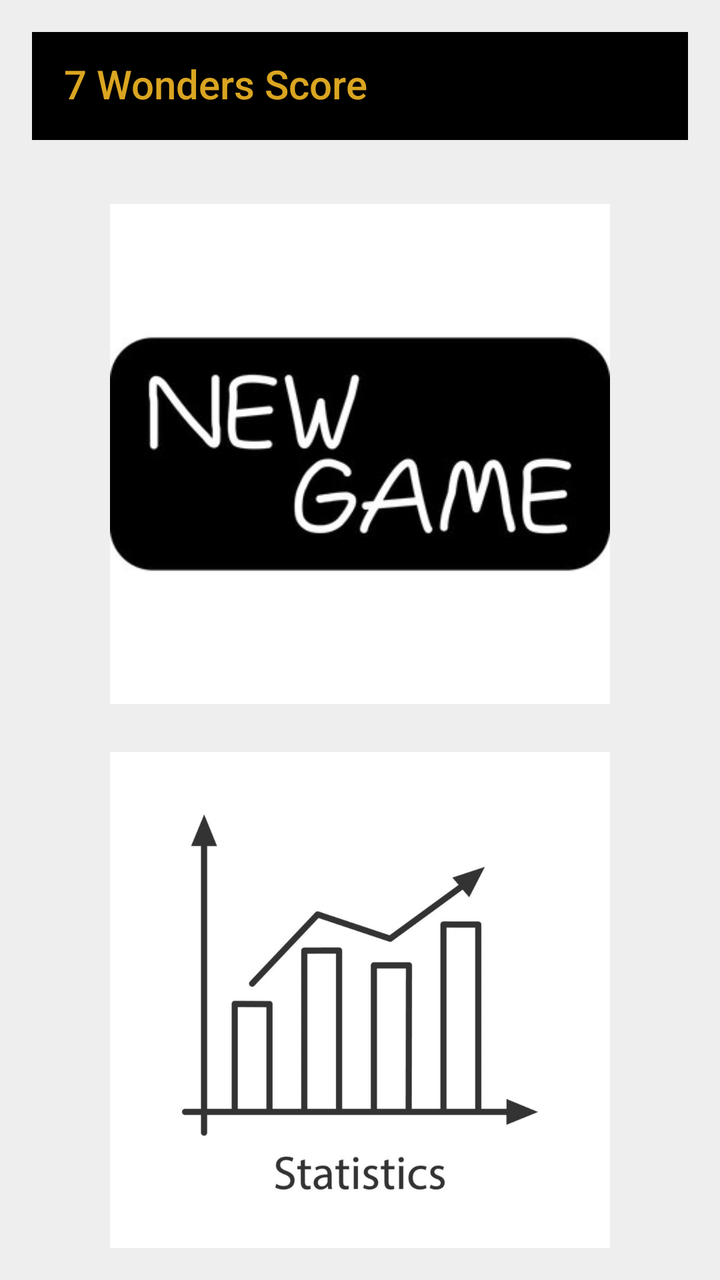
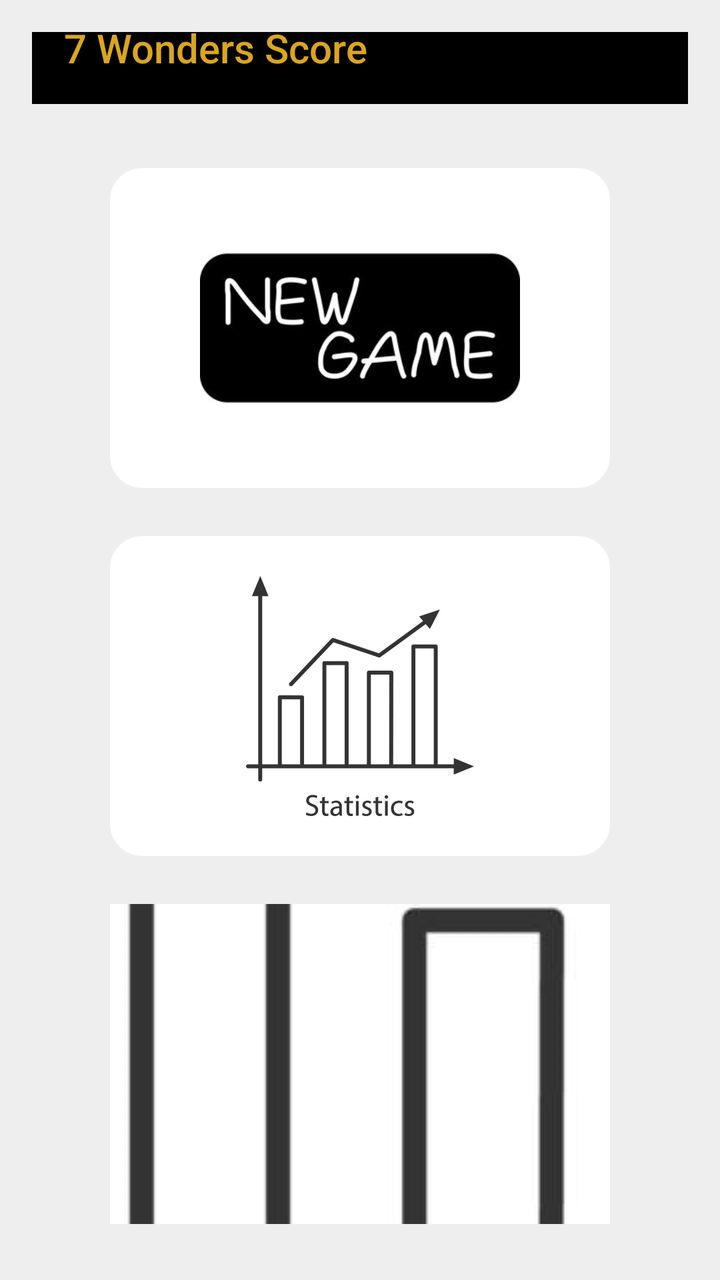

The first picture is an Android layout as it rendered before a commit; the second is the same layout after the commit. The layout source and the unified diff follow.
<!-- AndroidManifest.xml: application theme Theme.SevenWondersScore -->
<!-- res/layout/activity_game_menu.xml -->
<?xml version="1.0" encoding="utf-8"?>
<LinearLayout xmlns:android="http://schemas.android.com/apk/res/android"
    xmlns:app="http://schemas.android.com/apk/res-auto"
    android:orientation="vertical"
    android:gravity="center"
    android:layout_width="match_parent"
    android:layout_height="match_parent"
    android:padding="16dp"
    android:background="#EEEEEE">

    <androidx.appcompat.widget.Toolbar
        android:id="@+id/toolbar"
        android:layout_width="match_parent"
        android:layout_height="wrap_content"
        android:background="#000000"
        android:minHeight="?attr/actionBarSize"
        app:title="7 Wonders Score"
        app:titleTextColor="#DAA520" />

    <Space
        android:layout_width="match_parent"
        android:layout_height="32dp"/>

    <ImageButton
        android:id="@+id/btnNewGame"
        android:layout_width="250dp"
        android:layout_height="250dp"
        android:src="@drawable/ic_new_game"
        android:contentDescription="New Game"
        android:background="@drawable/btn_background_rounded"
        android:scaleType="centerCrop"
        android:clickable="true"
        android:focusable="true"/>

    <Space
        android:layout_width="match_parent"
        android:layout_height="24dp"/>

    <ImageButton
        android:id="@+id/btnStatistics"
        android:layout_width="250dp"
        android:layout_height="250dp"
        android:src="@drawable/ic_statistics"
        android:contentDescription="Statistics"
        android:background="@drawable/btn_background_rounded"
        android:scaleType="centerCrop"
        android:clickable="true"
        android:focusable="true"/>
</LinearLayout>
<!-- resources referenced by this layout -->
<resources>
  <!-- drawable btn_background_rounded (drawable) -->
  <selector xmlns:android="http://schemas.android.com/apk/res/android">
      
      <item android:state_pressed="true">
          <shape android:shape="rectangle">
              <corners android:radius="16dp" />
              <solid android:color="#DDDDDD" />
          </shape>
      </item>
  
      
      <item>
          <shape android:shape="rectangle">
              <corners android:radius="16dp" />
              <solid android:color="#FFFFFF" />
          </shape>
      </item>
  </selector>
  <!-- drawable ic_new_game: png bitmap (drawable, 13136 bytes) -->
  <!-- drawable ic_statistics: png bitmap (drawable, 25621 bytes) -->
  <style name="Theme.SevenWondersScore" parent="Theme.AppCompat.DayNight.NoActionBar">
          
          <item name="colorPrimary">@color/purple_500</item>
          <item name="colorPrimaryDark">@color/purple_700</item>
          <item name="colorAccent">@color/teal_200</item>
      </style>
  <color name="purple_500">#FF6200EE</color>
  <color name="purple_700">#FF3700B3</color>
  <color name="teal_200">#FF03DAC5</color>
</resources>

<!-- the commit's change to res/layout/activity_game_menu.xml (unified diff, before → after) -->
@@ -24,26 +24,42 @@
     <ImageButton
         android:id="@+id/btnNewGame"
         android:layout_width="250dp"
-        android:layout_height="250dp"
-        android:src="@drawable/ic_new_game"
+        android:layout_height="160dp"
+        android:background="@drawable/btn_background_rounded"
+        android:clickable="true"
         android:contentDescription="New Game"
-        android:background="@drawable/btn_background_rounded"
-        android:scaleType="centerCrop"
-        android:clickable="true"
-        android:focusable="true"/>
+        android:focusable="true"
+        android:scaleType="fitCenter"
+        android:src="@drawable/ic_new_game" />
 
     <Space
         android:layout_width="match_parent"
-        android:layout_height="24dp"/>
+        android:layout_height="24dp" />
 
     <ImageButton
         android:id="@+id/btnStatistics"
         android:layout_width="250dp"
-        android:layout_height="250dp"
-        android:src="@drawable/ic_statistics"
+        android:layout_height="160dp"
+        android:background="@drawable/btn_background_rounded"
+        android:clickable="true"
         android:contentDescription="Statistics"
-        android:background="@drawable/btn_background_rounded"
-        android:scaleType="centerCrop"
-        android:clickable="true"
-        android:focusable="true"/>
+        android:focusable="true"
+        android:scaleType="fitCenter"
+        android:src="@drawable/ic_statistics" />
+
+    <Space
+        android:layout_width="match_parent"
+        android:layout_height="24dp" />
+
+    <ImageButton
+        android:id="@+id/btnResults"
+        android:layout_width="250dp"
+        android:layout_height="160dp"
+        android:background="?attr/selectableItemBackgroundBorderless"
+        android:contentDescription="Results"
+        android:src="@drawable/ic_results" />
+
+    <Space
+        android:layout_width="match_parent"
+        android:layout_height="32dp" />
 </LinearLayout>
<!-- resource entries referenced after the edit -->
@@ -19,6 +19,7 @@
       </item>
   </selector>
   <!-- drawable ic_new_game: png bitmap (drawable, 13136 bytes) -->
+  <!-- drawable ic_results: png bitmap (drawable, 25621 bytes) -->
   <!-- drawable ic_statistics: png bitmap (drawable, 25621 bytes) -->
   <style name="Theme.SevenWondersScore" parent="Theme.AppCompat.DayNight.NoActionBar">
           
